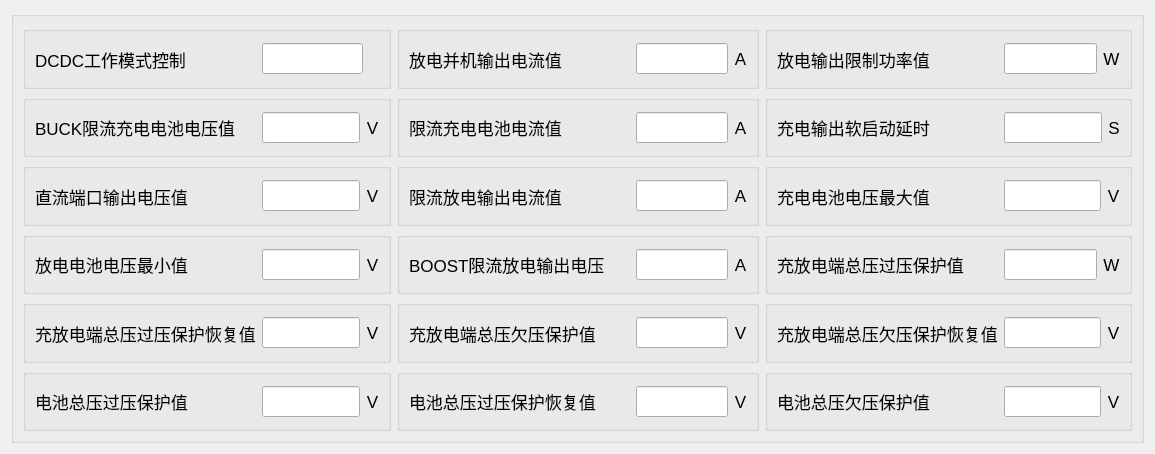
Old version of the form tformconfig1.ui in the repository Curtain-Wang/TDB.
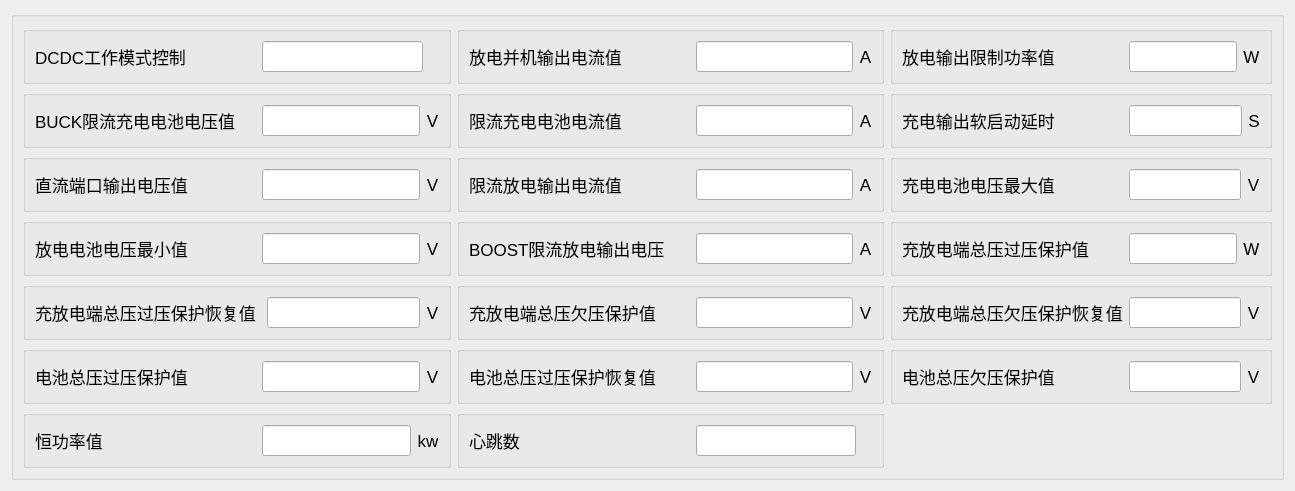
New version of the form. Custom widgets are drawn as their Qt base class.

Commit message: 新增两个寄存器 恒功率值和心跳

Diff of the .ui file:
```diff
--- a/tformconfig1.ui
+++ b/tformconfig1.ui
@@ -6,8 +6,8 @@
    <rect>
     <x>0</x>
     <y>0</y>
-    <width>1155</width>
-    <height>454</height>
+    <width>1295</width>
+    <height>473</height>
    </rect>
   </property>
   <property name="windowTitle">
@@ -148,7 +148,7 @@
         </layout>
        </widget>
       </item>
-      <item row="0" column="2">
+      <item row="0" column="2" colspan="2">
        <widget class="QGroupBox" name="groupBox_3">
         <property name="title">
          <string/>
@@ -340,7 +340,7 @@
         </layout>
        </widget>
       </item>
-      <item row="1" column="2">
+      <item row="1" column="2" colspan="2">
        <widget class="QGroupBox" name="groupBox_4">
         <property name="title">
          <string/>
@@ -532,7 +532,7 @@
         </layout>
        </widget>
       </item>
-      <item row="2" column="2">
+      <item row="2" column="2" colspan="2">
        <widget class="QGroupBox" name="groupBox_7">
         <property name="title">
          <string/>
@@ -724,7 +724,7 @@
         </layout>
        </widget>
       </item>
-      <item row="3" column="2">
+      <item row="3" column="2" colspan="2">
        <widget class="QGroupBox" name="groupBox_14">
         <property name="title">
          <string/>
@@ -916,7 +916,7 @@
         </layout>
        </widget>
       </item>
-      <item row="4" column="2">
+      <item row="4" column="2" colspan="2">
        <widget class="QGroupBox" name="groupBox_18">
         <property name="title">
          <string/>
@@ -1108,7 +1108,7 @@
         </layout>
        </widget>
       </item>
-      <item row="5" column="2">
+      <item row="5" column="2" colspan="2">
        <widget class="QGroupBox" name="groupBox_11">
         <property name="title">
          <string/>
@@ -1172,6 +1172,134 @@
         </layout>
        </widget>
       </item>
+      <item row="6" column="0">
+       <widget class="QGroupBox" name="groupBox_20">
+        <property name="title">
+         <string/>
+        </property>
+        <layout class="QHBoxLayout" name="horizontalLayout_28">
+         <item>
+          <widget class="QLabel" name="label_55">
+           <property name="minimumSize">
+            <size>
+             <width>221</width>
+             <height>31</height>
+            </size>
+           </property>
+           <property name="font">
+            <font>
+             <pointsize>13</pointsize>
+            </font>
+           </property>
+           <property name="text">
+            <string>恒功率值</string>
+           </property>
+           <property name="alignment">
+            <set>Qt::AlignLeading|Qt::AlignLeft|Qt::AlignVCenter</set>
+           </property>
+          </widget>
+         </item>
+         <item>
+          <widget class="MyLineEdit" name="l1282">
+           <property name="minimumSize">
+            <size>
+             <width>0</width>
+             <height>31</height>
+            </size>
+           </property>
+           <property name="readOnly">
+            <bool>true</bool>
+           </property>
+          </widget>
+         </item>
+         <item>
+          <widget class="QLabel" name="label_56">
+           <property name="minimumSize">
+            <size>
+             <width>0</width>
+             <height>31</height>
+            </size>
+           </property>
+           <property name="font">
+            <font>
+             <pointsize>13</pointsize>
+            </font>
+           </property>
+           <property name="text">
+            <string>kw</string>
+           </property>
+           <property name="alignment">
+            <set>Qt::AlignCenter</set>
+           </property>
+          </widget>
+         </item>
+        </layout>
+       </widget>
+      </item>
+      <item row="6" column="1">
+       <widget class="QGroupBox" name="groupBox_22">
+        <property name="title">
+         <string/>
+        </property>
+        <layout class="QHBoxLayout" name="horizontalLayout_30">
+         <item>
+          <widget class="QLabel" name="label_59">
+           <property name="minimumSize">
+            <size>
+             <width>221</width>
+             <height>31</height>
+            </size>
+           </property>
+           <property name="font">
+            <font>
+             <pointsize>13</pointsize>
+            </font>
+           </property>
+           <property name="text">
+            <string>心跳数</string>
+           </property>
+           <property name="alignment">
+            <set>Qt::AlignLeading|Qt::AlignLeft|Qt::AlignVCenter</set>
+           </property>
+          </widget>
+         </item>
+         <item>
+          <widget class="MyLineEdit" name="l1283">
+           <property name="minimumSize">
+            <size>
+             <width>0</width>
+             <height>31</height>
+            </size>
+           </property>
+           <property name="readOnly">
+            <bool>true</bool>
+           </property>
+          </widget>
+         </item>
+         <item>
+          <widget class="QLabel" name="label_60">
+           <property name="minimumSize">
+            <size>
+             <width>0</width>
+             <height>31</height>
+            </size>
+           </property>
+           <property name="font">
+            <font>
+             <pointsize>13</pointsize>
+            </font>
+           </property>
+           <property name="text">
+            <string/>
+           </property>
+           <property name="alignment">
+            <set>Qt::AlignCenter</set>
+           </property>
+          </widget>
+         </item>
+        </layout>
+       </widget>
+      </item>
      </layout>
     </widget>
    </item>
```
The commit also changes 2 other files.
